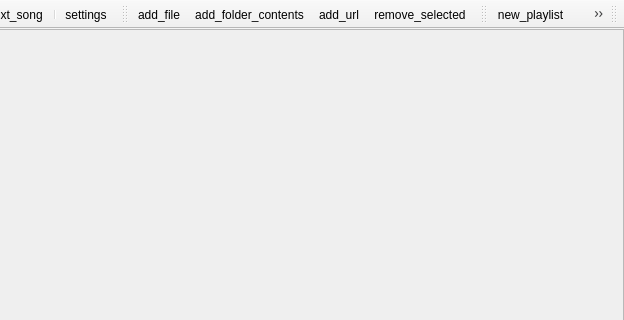
Qt form src/frontend/main_window.ui (dv1/ion_player) before a commit; both pictures show x 250 to 874 and y 0 to 320 of the 874 by 666 pixel window.
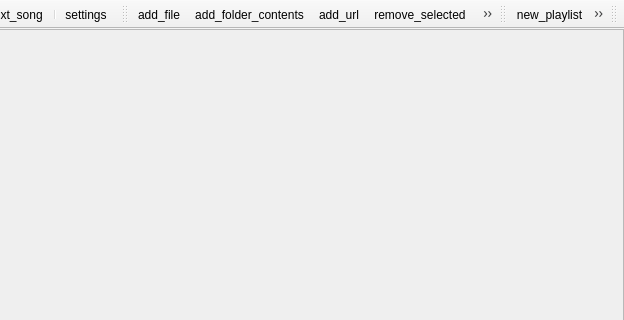
The same form after that commit. Icons and pictures are not drawn.

The edit to the form file:
```diff
--- a/src/frontend/main_window.ui
+++ b/src/frontend/main_window.ui
@@ -121,6 +121,8 @@
    <addaction name="action_add_folder_contents"/>
    <addaction name="action_add_url"/>
    <addaction name="action_remove_selected"/>
+   <addaction name="separator"/>
+   <addaction name="action_find"/>
   </widget>
   <widget class="QToolBar" name="playlist_toolbar">
    <property name="windowTitle">
@@ -288,6 +290,15 @@
     <string>rename_playlist</string>
    </property>
   </action>
+  <action name="action_find">
+   <property name="icon">
+    <iconset resource="resources.qrc">
+     <normaloff>:/icons/find</normaloff>:/icons/find</iconset>
+   </property>
+   <property name="text">
+    <string>find</string>
+   </property>
+  </action>
  </widget>
  <resources>
   <include location="resources.qrc"/>
```
